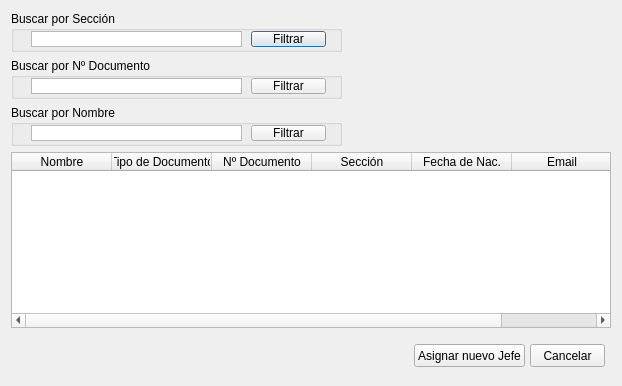
First picture: the form in src/ui/DialogCambiarDeSeccionUnEncargado.ui, repository guilleurrutia10/division-transporte, before the edit.
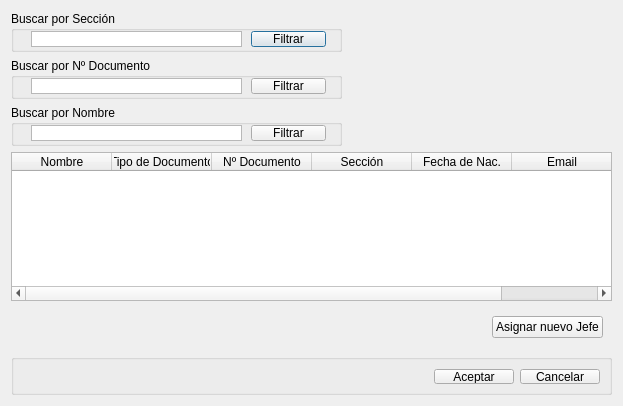
Second picture: the form after the edit.

Commit message: modificaciones ui con group box parte 2

Diff of the .ui file:
```diff
--- a/src/ui/DialogCambiarDeSeccionUnEncargado.ui
+++ b/src/ui/DialogCambiarDeSeccionUnEncargado.ui
@@ -6,10 +6,16 @@
    <rect>
     <x>0</x>
     <y>0</y>
-    <width>622</width>
-    <height>386</height>
+    <width>623</width>
+    <height>406</height>
    </rect>
   </property>
+  <property name="minimumSize">
+   <size>
+    <width>623</width>
+    <height>0</height>
+   </size>
+  </property>
   <property name="windowTitle">
    <string>Dialog</string>
   </property>
@@ -225,32 +231,88 @@
        <height>41</height>
       </size>
      </property>
-     <widget class="QPushButton" name="pushButton_Cancelar">
-      <property name="geometry">
-       <rect>
-        <x>350</x>
-        <y>10</y>
-        <width>75</width>
-        <height>23</height>
-       </rect>
+     <layout class="QHBoxLayout" name="horizontalLayout">
+      <item>
+       <spacer name="horizontalSpacer_3">
+        <property name="orientation">
+         <enum>Qt::Horizontal</enum>
+        </property>
+        <property name="sizeHint" stdset="0">
+         <size>
+          <width>303</width>
+          <height>20</height>
+         </size>
+        </property>
+       </spacer>
+      </item>
+      <item>
+       <widget class="QPushButton" name="pushButton_Asignar">
+        <property name="text">
+         <string>Asignar nuevo Jefe</string>
+        </property>
+       </widget>
+      </item>
+     </layout>
+    </widget>
+   </item>
+   <item row="5" column="0" colspan="2">
+    <widget class="QGroupBox" name="groupBoxButtonBox">
+     <property name="minimumSize">
+      <size>
+       <width>271</width>
+       <height>41</height>
+      </size>
+     </property>
+     <property name="maximumSize">
+      <size>
+       <width>16777215</width>
+       <height>41</height>
+      </size>
+     </property>
+     <property name="title">
+      <string/>
+     </property>
+     <layout class="QGridLayout" name="gridLayout_2">
+      <property name="leftMargin">
+       <number>9</number>
       </property>
-      <property name="text">
-       <string>Cancelar</string>
+      <property name="topMargin">
+       <number>9</number>
       </property>
-     </widget>
-     <widget class="QPushButton" name="pushButton_Asignar">
-      <property name="geometry">
-       <rect>
-        <x>234</x>
-        <y>10</y>
-        <width>111</width>
-        <height>23</height>
-       </rect>
+      <property name="rightMargin">
+       <number>9</number>
       </property>
-      <property name="text">
-       <string>Asignar nuevo Jefe</string>
+      <property name="bottomMargin">
+       <number>8</number>
       </property>
-     </widget>
+      <item row="0" column="1">
+       <widget class="QPushButton" name="pushButtonAceptar">
+        <property name="text">
+         <string>Aceptar</string>
+        </property>
+       </widget>
+      </item>
+      <item row="0" column="2">
+       <widget class="QPushButton" name="pushButtonCancelar">
+        <property name="text">
+         <string>Cancelar</string>
+        </property>
+       </widget>
+      </item>
+      <item row="0" column="0">
+       <spacer name="horizontalSpacer_2">
+        <property name="orientation">
+         <enum>Qt::Horizontal</enum>
+        </property>
+        <property name="sizeHint" stdset="0">
+         <size>
+          <width>40</width>
+          <height>20</height>
+         </size>
+        </property>
+       </spacer>
+      </item>
+     </layout>
     </widget>
    </item>
   </layout>
```
Left out of the diff: 6 changed lines with no effect on the pictures. The commit also changes 28 other files.
